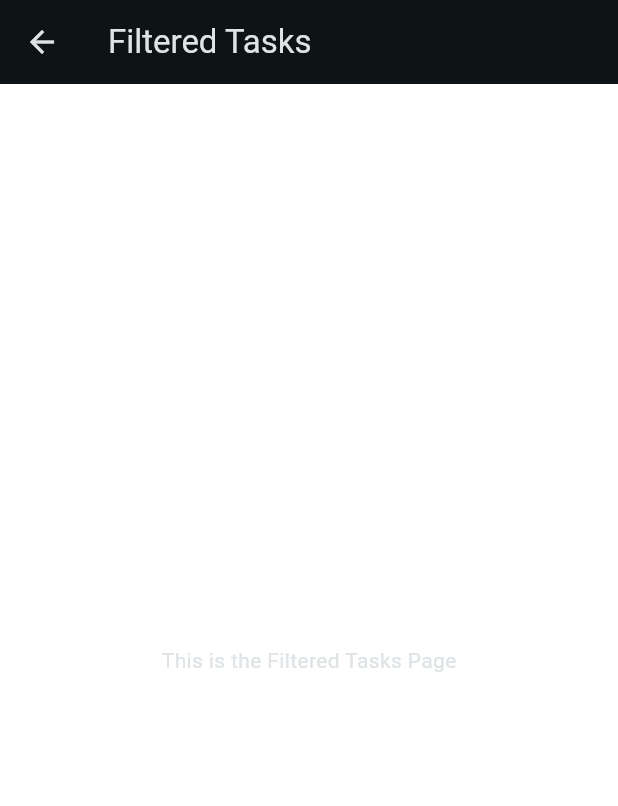
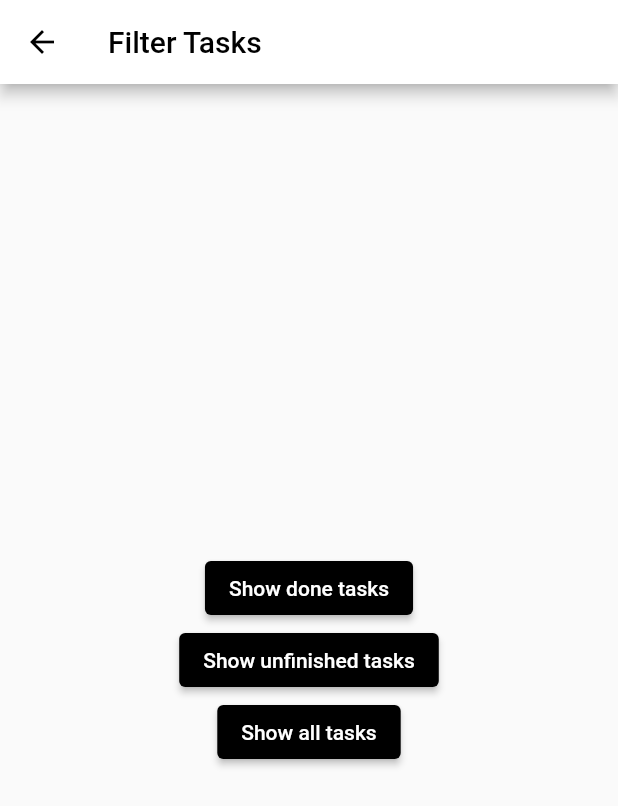
Before and after one commit to gu-tig333-ht23/gusoraman, a Flutter app: the screen it shows after launch, after a tap on the "menu" icon, on a phone screen of 412 x 824 dp. Shown: the top 806 px of the screen. Run offline on Flutter 3.47's test engine with Material 2 defaults, Android fonts, the phone set to English and light mode, and no system bars.

Commit message:
Fixed some of the colouring in the UI, but the colouring aspect of the code might need a clean up or restructuring later

```diff
--- a/lib/add_activity.dart
+++ b/lib/add_activity.dart
@@ -32,6 +32,7 @@ class AddActivity extends StatelessWidget {
                       ),
                     hintText: 'What are you going to do',
                   ),
+                  style: TextStyle(color: Colors.black),
                 ),
               ),
             ),
@@ -39,7 +40,7 @@ class AddActivity extends StatelessWidget {
               onPressed: () {
                 final String taskName = _textEditingController.text.trim();
                 todoProvider.addTask(TodoItem(name: taskName));
-                Navigator.push(
+                Navigator.pop(
                 context,
                 MaterialPageRoute(builder: (context) => TodoList()),
             );
--- a/lib/filtertask.dart
+++ b/lib/filtertask.dart
@@ -1,18 +1,57 @@
 import 'package:flutter/material.dart';
 import 'package:provider/provider.dart';
-import 'todo_list.dart';
 import 'providers.dart';
 
 class FilterTask extends StatelessWidget {
   @override
   Widget build(BuildContext context) {
-    return Scaffold(
+    return Theme(
+      data: ThemeData(appBarTheme:
+      AppBarTheme(
+        backgroundColor: Colors.white,
+        foregroundColor: Colors.black,)),
+      child: Scaffold(
       appBar: AppBar(
-        title: Text('Filtered Tasks'),
+        title: Text('Filter Tasks'),
       ),
       body: Center(
-        child: Text('This is the Filtered Tasks Page'),
+        child: Column(
+          mainAxisAlignment: MainAxisAlignment.center,
+          children: [
+            ElevatedButton(
+              onPressed: () {
+                // Filter för klara tasks
+                Provider.of<TodoProvider>(context, listen: false).setFilter(FilterType.Checked);
+                Navigator.pop(context);
+              },
+              style: ElevatedButton.styleFrom(
+              backgroundColor: Colors.black,),
+              child: Text('Show done tasks'),
+            ),
+            ElevatedButton(
+              onPressed: () {
+                // Filter för oklara tasks
+                Provider.of<TodoProvider>(context, listen: false).setFilter(FilterType.Unchecked);
+                Navigator.pop(context);
+              },
+              style: ElevatedButton.styleFrom(
+              backgroundColor: Colors.black,),
+              child: Text('Show unfinished tasks'),
+            ),
+            ElevatedButton(
+              onPressed: () {
+                // Tar bort filter
+                Provider.of<TodoProvider>(context, listen: false).setFilter(FilterType.All);
+                Navigator.pop(context);
+              },
+              style: ElevatedButton.styleFrom(
+              backgroundColor: Colors.black,),
+              child: Text('Show all tasks'),
+            ),
+          ],
+        ),
       ),
-    );
-  }
+    ),
+  );
 }
+}
--- a/lib/main.dart
+++ b/lib/main.dart
@@ -21,13 +21,22 @@ class MyApp extends StatelessWidget {
       theme: ThemeData(
         useMaterial3: true,
         colorScheme: ColorScheme.fromSeed(
-          primary: Colors.white,
-          seedColor: Color.fromARGB(255, 255, 255, 255),
+          primary: Colors.black,
+          seedColor: Colors.black,
           brightness: Brightness.dark,
         ),
-        scaffoldBackgroundColor: Colors.white
+        scaffoldBackgroundColor: Colors.white,
       ),
-      home: TodoList(),
+      home: Theme(
+        data: ThemeData(
+          appBarTheme: AppBarTheme(
+            backgroundColor: Colors.grey,
+            foregroundColor: Colors.black,
+
+          ),
+        ),
+        child: TodoList(),
+      ),
     );
   }
 }
--- a/lib/providers.dart
+++ b/lib/providers.dart
@@ -21,6 +21,12 @@ class TodoProvider extends ChangeNotifier {
 
 
 
+  void setFilter(FilterType filterType) {
+    _filterType = filterType;
+    notifyListeners();
+  }
+
+
   void addTask(TodoItem task) {
     _tasks.add(task);
     notifyListeners();
@@ -38,4 +44,19 @@ class TodoProvider extends ChangeNotifier {
       notifyListeners();
     }
   }
+
+  FilterType _filterType = FilterType.All;
+  FilterType get filtertype => _filterType;
+
+  List<TodoItem> getFilteredTasks() {
+    if (_filterType == FilterType.Checked) {
+      return _tasks.where((task) => task.isChecked).toList();
+    } else if (_filterType == FilterType.Unchecked) {
+      return _tasks.where((task) => !task.isChecked).toList();
+    } else {
+      return _tasks;
+    }
 }
+}
+
+enum FilterType {All, Checked, Unchecked}
--- a/lib/todo_list.dart
+++ b/lib/todo_list.dart
@@ -9,20 +9,23 @@ import 'providers.dart';
 
 //Själva huvudsidan som visar alla todo objekt
 class TodoList extends StatelessWidget {
+
   @override
   Widget build(BuildContext context) {
-    var tasks = Provider.of<TodoProvider>(context).tasks;
+
+    var filteredTasks = Provider.of<TodoProvider>(context).getFilteredTasks();
+
     return Scaffold(
       appBar: AppBar(
         title: Text('To-Do List'),
         backgroundColor: Theme.of(context).colorScheme.onPrimary),
 
         body: ListView.builder(
-        itemCount: tasks.length,
+        itemCount: filteredTasks.length,
         itemBuilder: (context, index) {
           return _todo(
             context: context,
-            task: tasks[index],
+            task: filteredTasks[index],
             index: index,
             onRemove: () {
               Provider.of<TodoProvider>(context, listen: false).removeTask(index);
@@ -66,7 +69,7 @@ class TodoList extends StatelessWidget {
 
 
 Widget _todo({required BuildContext context, required TodoItem task, required int index, VoidCallback? onRemove}) {
-  Color textColor = task.isChecked ? Colors.grey : Colors.black;
+  Color textColor = task.isChecked ? Colors.black : Colors.black;
   return Container(
     decoration: BoxDecoration(
       border: Border(bottom: BorderSide(color: Colors.black, width: 0.5)),
@@ -76,9 +79,10 @@ Widget _todo({required BuildContext context, required TodoItem task, required in
       crossAxisAlignment: CrossAxisAlignment.center,
       children: [
         Padding(
-          padding: EdgeInsets.only(right: 5),
+          padding: EdgeInsets.only(right: 5)
           child: Checkbox(
-            activeColor: Colors.black,
+            activeColor: Colors.white,
+            checkColor: Colors.black,
             value: task.isChecked,
             onChanged: (newValue) {
               Provider.of<TodoProvider>(context, listen: false).toggleTask(index);
```
